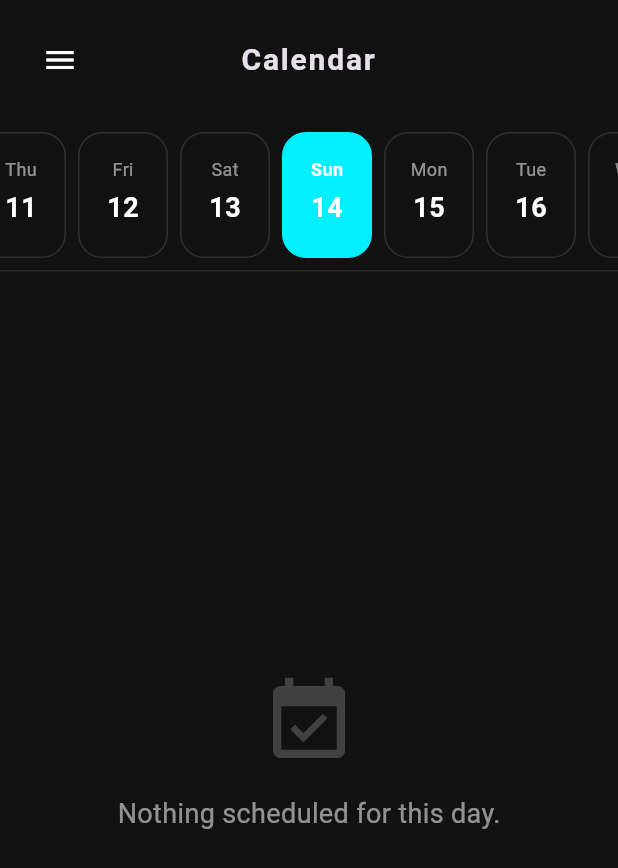
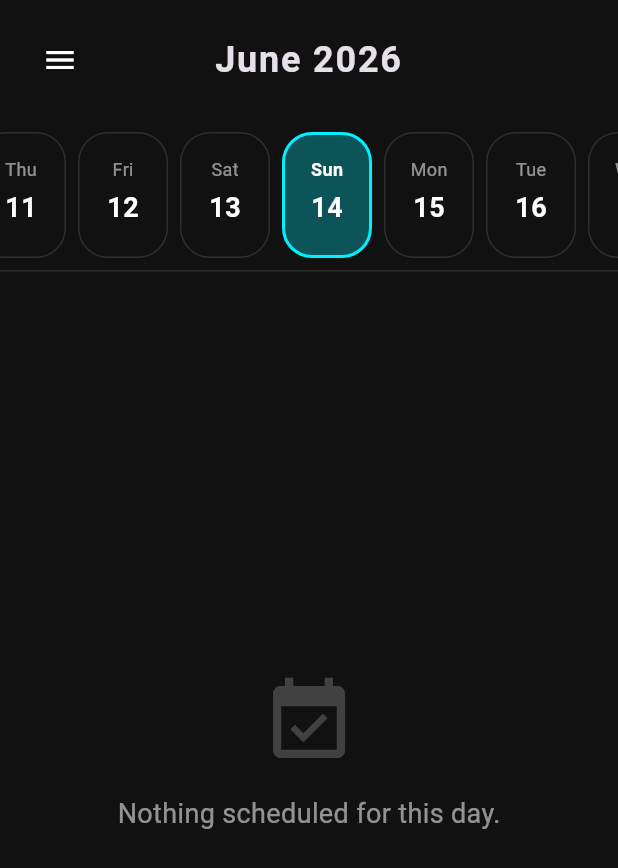
Before and after one commit to AniruddhaMJois/karaneeyani, a Flutter app: the CalendarScreen screen opened directly, on a phone screen of 412 x 824 dp. Shown: the top 868 px of the screen. Run offline on Flutter 3.47's test engine with Material 3 defaults, Android fonts, the phone set to English and light mode, and no system bars; our stand-ins replace cloud_firestore, firebase_auth, firebase_core, flutter_animate, flutter_local_notifications, google_sign_in and 3 more; missing offline and left inert: alarm; accounts and stored records are empty; generated files the repository leaves out were written again; network calls fail.

Commit message:
style: redesign calendar with prominent month display and glassmorphic selected dates

```diff
--- a/lib/screens/calendar_screen.dart
+++ b/lib/screens/calendar_screen.dart
@@ -130,11 +130,11 @@ class _CalendarScreenState extends State<CalendarScreen> {
               onPressed: () => Scaffold.of(context).openDrawer(),
             ),
           ),
-          const Expanded(
+          Expanded(
             child: Text(
-              'Calendar',
+              DateFormat('MMMM yyyy').format(_selectedDate),
               textAlign: TextAlign.center,
-              style: TextStyle(fontSize: 20, fontWeight: FontWeight.bold, letterSpacing: 1.2),
+              style: const TextStyle(fontSize: 24, fontWeight: FontWeight.bold, letterSpacing: 1.2),
             ),
           ),
           const SizedBox(width: 48),
@@ -170,11 +170,12 @@ class _CalendarScreenState extends State<CalendarScreen> {
               margin: const EdgeInsets.only(right: 8, top: 8, bottom: 8),
               decoration: BoxDecoration(
                 color: isSelected
-                    ? Theme.of(context).colorScheme.primary
-                    : (isToday ? Colors.white.withOpacity(0.1) : Colors.transparent),
-                borderRadius: BorderRadius.circular(16),
+                    ? Theme.of(context).colorScheme.primary.withValues(alpha: 0.3)
+                    : (isToday ? Colors.white.withValues(alpha: 0.1) : Colors.transparent),
+                borderRadius: BorderRadius.circular(20),
                 border: Border.all(
                   color: isSelected ? Theme.of(context).colorScheme.primary : Colors.white12,
+                  width: isSelected ? 2 : 1,
                 ),
               ),
               child: Column(
```
